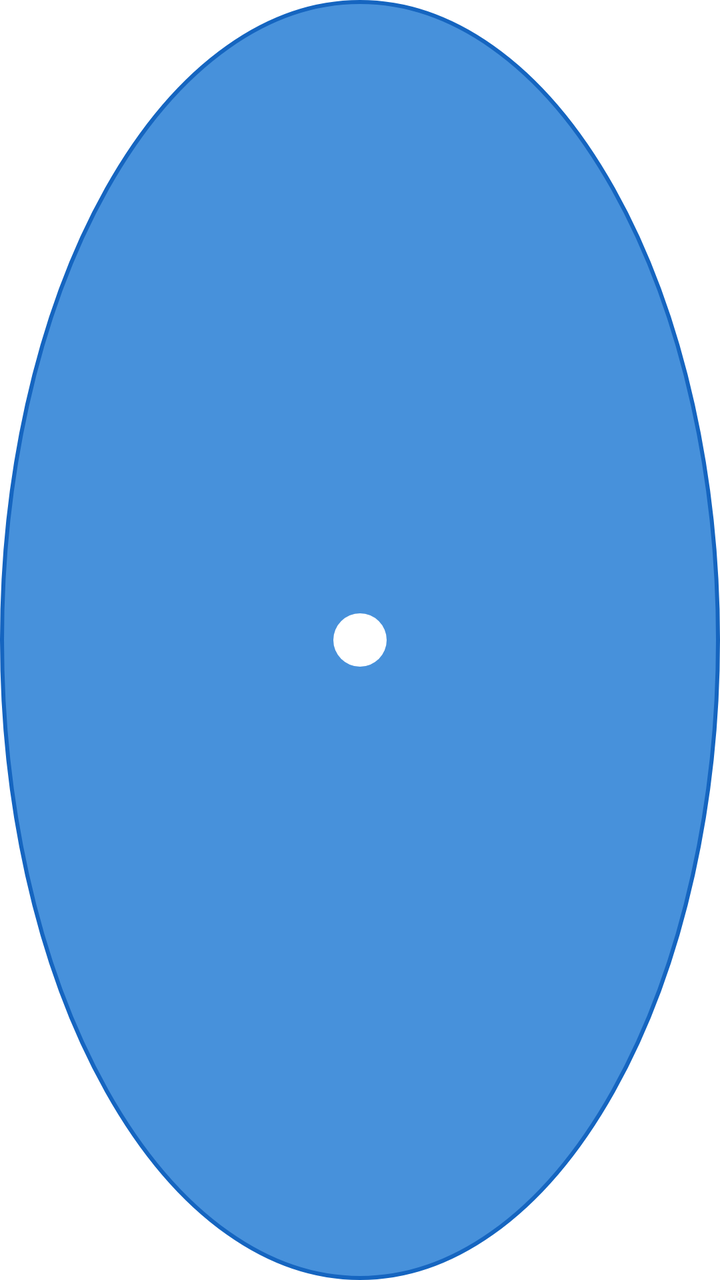
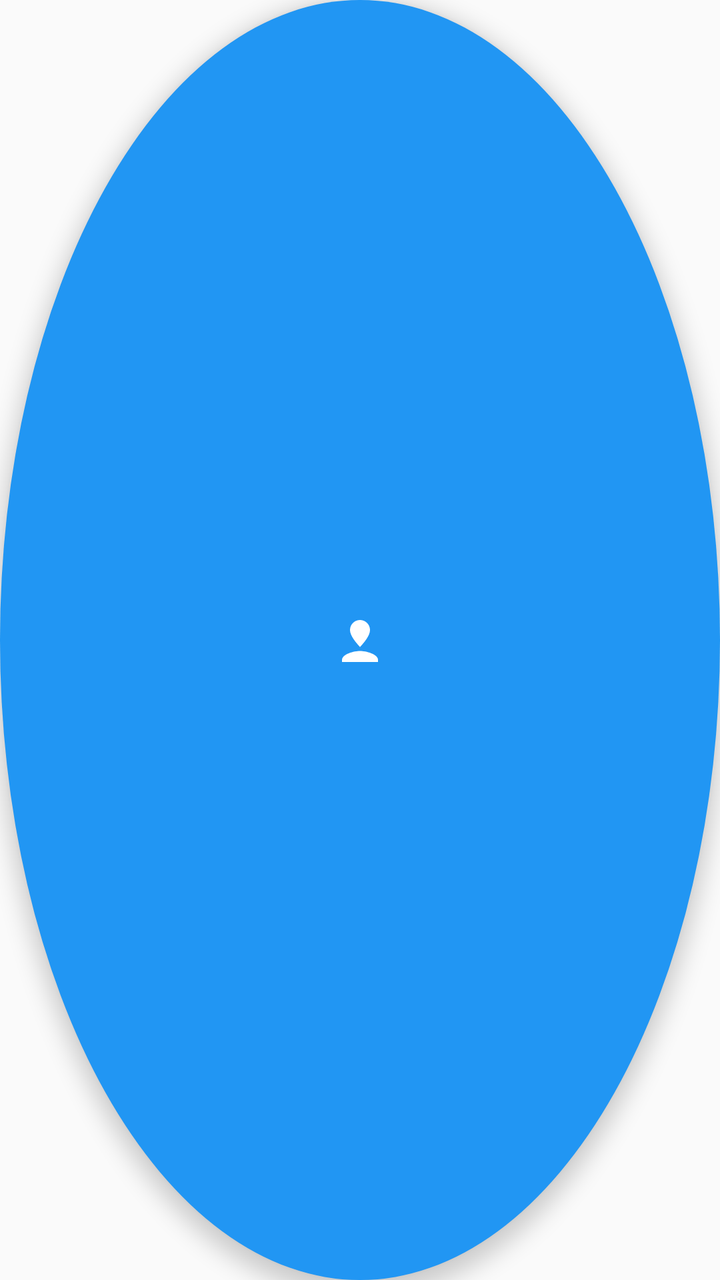

Compare the two renders of this Android layout. The source of the first and the diff that turns it into the second are given below.
<!-- AndroidManifest.xml: application theme Theme.AcControl -->
<!-- res/layout/floating_icon.xml -->
<?xml version="1.0" encoding="utf-8"?>
<FrameLayout xmlns:android="http://schemas.android.com/apk/res/android"
    android:layout_width="56dp"
    android:layout_height="56dp"
    android:background="@drawable/icon_bg_circle">

    <ImageView
        android:layout_width="32dp"
        android:layout_height="32dp"
        android:layout_gravity="center"
        android:src="@drawable/ic_ac_launcher"
        android:tint="#FFFFFF"/>

</FrameLayout>
<!-- resources referenced by this layout -->
<resources>
  <!-- drawable ic_ac_launcher (drawable) -->
  <?xml version="1.0" encoding="utf-8"?>
  <vector xmlns:android="http://schemas.android.com/apk/res/android"
      android:width="48dp"
      android:height="48dp"
      android:viewportWidth="48"
      android:viewportHeight="48">
      
      <path android:fillColor="#1976D2"
          android:pathData="M24,4 A20,20 0 1,1 24,44 A20,20 0 1,1 24,4 Z"/>
      
      <path android:strokeColor="#FFFFFF" android:strokeWidth="2.5"
          android:fillColor="@android:color/transparent"
          android:pathData="M24,12 L24,36 M12,24 L36,24 M15.5,15.5 L32.5,32.5 M32.5,15.5 L15.5,32.5"/>
      
      <path android:strokeColor="#FFFFFF" android:strokeWidth="2"
          android:fillColor="@android:color/transparent"
          android:pathData="M24,12 L21,15 M24,12 L27,15
                            M24,36 L21,33 M24,36 L27,33
                            M12,24 L15,21 M12,24 L15,27
                            M36,24 L33,21 M36,24 L33,27"/>
  </vector>
  <!-- drawable icon_bg_circle (drawable) -->
  <?xml version="1.0" encoding="utf-8"?>
  <shape xmlns:android="http://schemas.android.com/apk/res/android"
      android:shape="oval">
      <solid android:color="#CC1976D2"/>
      <stroke android:width="2dp" android:color="#1565C0"/>
  </shape>
  <style name="Theme.AcControl" parent="Theme.MaterialComponents.DayNight.DarkActionBar">
          <item name="colorPrimary">@color/colorPrimary</item>
          <item name="colorPrimaryDark">@color/colorPrimaryDark</item>
          <item name="colorAccent">@color/colorAccent</item>
      </style>
  <color name="colorPrimary">#1976D2</color>
  <color name="colorPrimaryDark">#1565C0</color>
  <color name="colorAccent">#42A5F5</color>
</resources>

<!-- the commit's change to res/layout/floating_icon.xml (unified diff, before → after) -->
@@ -1,14 +1,9 @@
 <?xml version="1.0" encoding="utf-8"?>
-<FrameLayout xmlns:android="http://schemas.android.com/apk/res/android"
+<ImageView xmlns:android="http://schemas.android.com/apk/res/android"
     android:layout_width="56dp"
     android:layout_height="56dp"
-    android:background="@drawable/icon_bg_circle">
-
-    <ImageView
-        android:layout_width="32dp"
-        android:layout_height="32dp"
-        android:layout_gravity="center"
-        android:src="@drawable/ic_ac_launcher"
-        android:tint="#FFFFFF"/>
-
-</FrameLayout>
+    android:src="@drawable/ic_ac_launcher"
+    android:background="@drawable/icon_bg_circle"
+    android:scaleType="centerInside"
+    android:padding="10dp"
+    android:elevation="6dp"/>
<!-- resource entries referenced after the edit -->
@@ -3,39 +3,28 @@
   <!-- drawable ic_ac_launcher (drawable) -->
   <?xml version="1.0" encoding="utf-8"?>
   <vector xmlns:android="http://schemas.android.com/apk/res/android"
-      android:width="48dp"
-      android:height="48dp"
-      android:viewportWidth="48"
-      android:viewportHeight="48">
-      
-      <path android:fillColor="#1976D2"
-          android:pathData="M24,4 A20,20 0 1,1 24,44 A20,20 0 1,1 24,4 Z"/>
-      
-      <path android:strokeColor="#FFFFFF" android:strokeWidth="2.5"
-          android:fillColor="@android:color/transparent"
-          android:pathData="M24,12 L24,36 M12,24 L36,24 M15.5,15.5 L32.5,32.5 M32.5,15.5 L15.5,32.5"/>
-      
-      <path android:strokeColor="#FFFFFF" android:strokeWidth="2"
-          android:fillColor="@android:color/transparent"
-          android:pathData="M24,12 L21,15 M24,12 L27,15
-                            M24,36 L21,33 M24,36 L27,33
-                            M12,24 L15,21 M12,24 L15,27
-                            M36,24 L33,21 M36,24 L33,27"/>
+      android:width="24dp"
+      android:height="24dp"
+      android:viewportWidth="24"
+      android:viewportHeight="24">
+      <path android:fillColor="#FFFFFF"
+          android:pathData="M12,2C9.24,2 7,4.24 7,7c0,2.85 2.92,6.21 5,8.52C14.08,13.21 17,9.85 17,7 17,4.24 14.76,2 12,2z"/>
+      <path android:fillColor="#FFFFFF"
+          android:pathData="M12,17.5c-3 0-9,1.5-9,4.5v1h18v-1c0-3-6-4.5-9-4.5z"/>
   </vector>
   <!-- drawable icon_bg_circle (drawable) -->
   <?xml version="1.0" encoding="utf-8"?>
   <shape xmlns:android="http://schemas.android.com/apk/res/android"
       android:shape="oval">
-      <solid android:color="#CC1976D2"/>
-      <stroke android:width="2dp" android:color="#1565C0"/>
+      <solid android:color="#2196F3"/>
   </shape>
-  <style name="Theme.AcControl" parent="Theme.MaterialComponents.DayNight.DarkActionBar">
+  <style name="Theme.AcControl" parent="Theme.AppCompat.Light.DarkActionBar">
           <item name="colorPrimary">@color/colorPrimary</item>
           <item name="colorPrimaryDark">@color/colorPrimaryDark</item>
           <item name="colorAccent">@color/colorAccent</item>
       </style>
-  <color name="colorPrimary">#1976D2</color>
-  <color name="colorPrimaryDark">#1565C0</color>
-  <color name="colorAccent">#42A5F5</color>
+  <color name="colorPrimary">#2196F3</color>
+  <color name="colorPrimaryDark">#1976D2</color>
+  <color name="colorAccent">#03DAC5</color>
 </resources>
 
